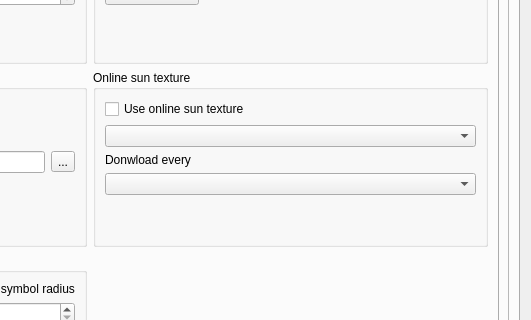
The window that csetting.ui (PavelMr/skytechx) describes before a commit, drawn with Qt 5; both pictures show x 578 to 1109 and y 205 to 525 of the 1109 by 737 pixel window.
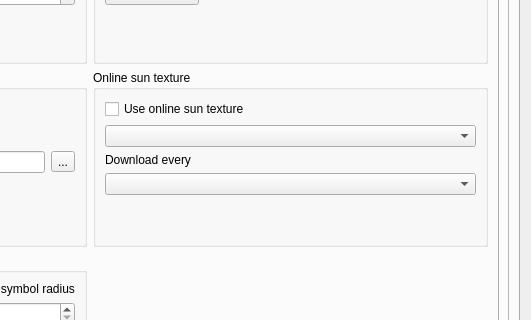
The same window after the commit. The open tabs and pages were chosen to show the change. Custom widgets are drawn as their Qt base class.

```diff
--- a/csetting.ui
+++ b/csetting.ui
@@ -2348,7 +2348,7 @@
                         <item>
                          <widget class="QLabel" name="label_113">
                           <property name="text">
-                           <string>Donwload every</string>
+                           <string>Download every</string>
                           </property>
                          </widget>
                         </item>
```
Left out of the diff: 2 changed lines with no effect on the pictures.
